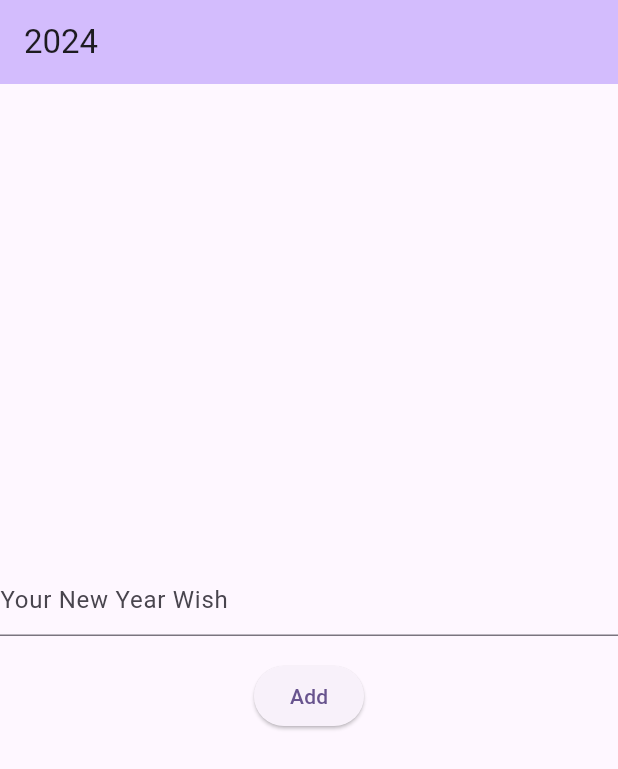
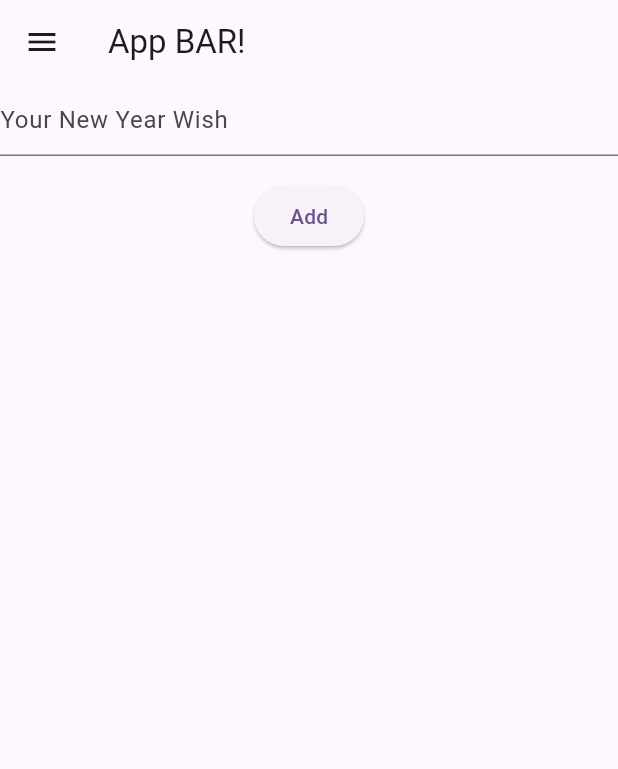
Before and after one commit to sharkmu/flutter-2024, a Flutter app: the screen it shows after launch, on a phone screen of 412 x 824 dp. Shown: the top 769 px of the screen. Run offline on Flutter 3.47's test engine with Material 3 defaults, Android fonts, the phone set to English and light mode, and no system bars.

Commit message:
code cleanup

```diff
--- a/year2024/lib/main.dart
+++ b/year2024/lib/main.dart
@@ -30,19 +30,31 @@ class MyHomePage extends StatefulWidget {
 }
 
 class _MyHomePageState extends State<MyHomePage> {
-  final GlobalKey<FormState> _formKey = GlobalKey<FormState>();
   @override
   Widget build(BuildContext context) {
     return Scaffold(
+      appBar: AppBar(
+        title: const Text("App BAR!"),
+        leading: const Icon(Icons.menu),
+      ),
+      body: Column(
+        children: [
+          TextForm(),
+        ],
+      ),
+    );
+  }
+}
+
+class TextForm extends StatelessWidget {
+  final GlobalKey<FormState> _formKey = GlobalKey<FormState>();
+
+  TextForm({super.key});
+  @override
+  Widget build(BuildContext context) {
+    return Column(
       key: _formKey,
-      appBar: AppBar(
-        backgroundColor: Theme.of(context).colorScheme.inversePrimary,
-        title: Text(widget.title),
-      ),
-      body: Center(
-        child: Column(
-          mainAxisAlignment: MainAxisAlignment.center,
-          children: <Widget>[
+      children: [
         TextFormField(
           decoration: const InputDecoration(
             hintText: 'Your New Year Wish',
@@ -66,8 +78,6 @@ class _MyHomePageState extends State<MyHomePage> {
           ),
         ),
       ],
-        ),
-      ),
     );
   }
 }
```
Lines whose indentation alone changed are shown as unchanged.
